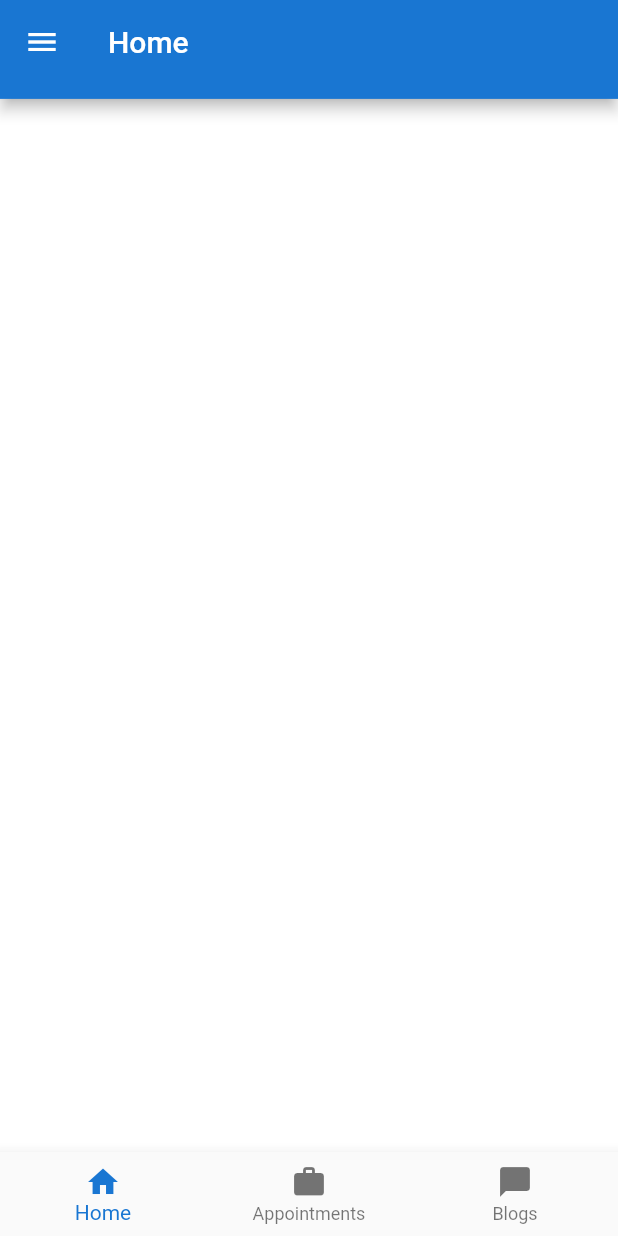
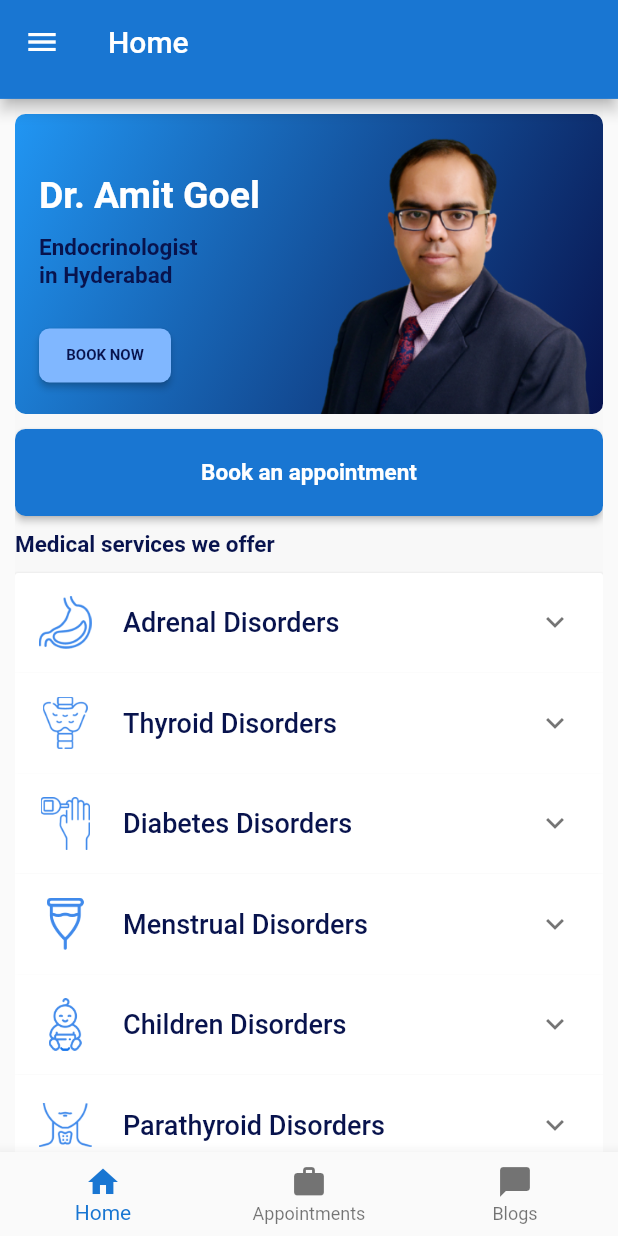
Before and after one commit to Imperial-lord/healthapp-patients, a Flutter app: the HomeScreen screen opened by its route, on a phone screen of 412 x 824 dp. Run offline on Flutter 3.47's test engine with Material 2 defaults, Android fonts, the phone set to English and light mode, and no system bars; our stand-ins replace firebase_auth, flutter_mobx, google_fonts, google_sign_in, mobx; missing offline and left inert: flutter_facebook_login, numeric_keyboard; accounts and stored records are empty; generated files the repository leaves out were written again.

Commit message:
did the front page partially

```diff
--- /dev/null
+++ b/healthapp/lib/screens/appointment_page.dart
@@ -0,0 +1,97 @@
+import 'package:flutter/material.dart';
+
+/// This Widget is the main application widget.
+class AppointmentPage extends StatelessWidget {
+  @override
+  Widget build(BuildContext context) {
+    return MaterialApp(
+      debugShowCheckedModeBanner: false,
+      home: Scaffold(
+        body: MyStatefulWidget(),
+      ),
+    );
+  }
+}
+
+List<String> images = [
+  'adrenal',
+  'thyroid',
+  'diabetes',
+  'menstrual',
+  'children',
+  'parathyroid'
+];
+
+// stores ExpansionPanel state information
+class Item {
+  Item({
+    this.id,
+    this.expandedValue,
+    this.headerValue,
+    this.imageUrl,
+  });
+
+  int id;
+  String expandedValue;
+  String headerValue;
+  String imageUrl;
+}
+
+List<Item> generateItems(int numberOfItems) {
+  return List.generate(numberOfItems, (int index) {
+    String img = images[index];
+    String header=img[0].toUpperCase()+img.substring(1);
+    String desc='Adrenal Insufficiency, Adrenal Tumors , Cushing Syndrome etc';
+    return Item(
+      id: index,
+      headerValue: '$header Disorders',
+      expandedValue: '$desc',
+      imageUrl: 'assets/images/$img.png',
+    );
+  });
+}
+
+class MyStatefulWidget extends StatefulWidget {
+  MyStatefulWidget({Key key}) : super(key: key);
+
+  @override
+  _MyStatefulWidgetState createState() => _MyStatefulWidgetState();
+}
+
+class _MyStatefulWidgetState extends State<MyStatefulWidget> {
+  List<Item> _data = generateItems(6);
+
+  @override
+  Widget build(BuildContext context) {
+    return SingleChildScrollView(
+      child: Container(
+        child: _buildPanel(),
+      ),
+    );
+  }
+
+  Widget _buildPanel() {
+    return ExpansionPanelList.radio(
+      children: _data.map<ExpansionPanelRadio>((Item item) {
+        return ExpansionPanelRadio(
+            value: item.id,
+            headerBuilder: (BuildContext context, bool isExpanded) {
+              return ListTile(
+                leading: Padding(
+                  padding: const EdgeInsets.all(8.0),
+                  child: Image(
+                    image: AssetImage(item.imageUrl),
+                    height: 50,
+                    width: 50,
+                  ),
+                ),
+                title: Text(item.headerValue),
+              );
+            },
+            body: ListTile(
+                subtitle: Text(item.expandedValue),
+                onTap: () {}));
+      }).toList(),
+    );
+  }
+}
--- a/healthapp/lib/screens/drawer.dart
+++ b/healthapp/lib/screens/drawer.dart
@@ -1,3 +1,4 @@
+import 'package:flutter/cupertino.dart';
 import 'package:flutter/material.dart';
 import 'package:healthapp/authentication/google_login.dart';
 import 'package:healthapp/authentication/facebook_login.dart';
@@ -24,31 +25,39 @@ class _DrawerWidgetState extends State<DrawerWidget> {
       email = g_email;
       imageUrl = g_imageUrl;
     }
-    if (name != null) name = name.split(" ")[0];
+    if (email != null) email = email.split("@")[0];
     return Consumer<LoginStore>(builder: (_, loginStore, __) {
       return Drawer(
         child: Container(
-          color: Colors.blue,
-          padding: EdgeInsets.all(10.0),
+          color: Colors.black87,
           child: ListView(
             children: [
               //TODO :Make this dynamic later!
-              CircleAvatar(
+              Container(
+                color: Colors.blue[700],
+                padding: EdgeInsets.only(top: 20, bottom: 20),
+                child: Row(
+                  children: <Widget>[
+                    Padding(
+                      padding: EdgeInsets.all(10),
+                      child: CircleAvatar(
                         child: ClipOval(
                           child: Image.network(
                             (imageUrl != null)
                                 ? imageUrl
-                        : 'https://unsplash.com/photos/rDEOVtE7vOs',
+                                : 'https://images.unsplash.com/photo-1438761681033-6461ffad8d80?ixlib=rb-1.2.1&ixid=eyJhcHBfaWQiOjEyMDd9&auto=format&fit=crop&w=500&q=80',
                           ),
                         ),
-                radius: 40,
+                        radius: 50,
                         backgroundColor: Colors.transparent,
                       ),
-              SizedBox(height: 20),
+                    ),
+                    Column(
+                      children: <Widget>[
                         Container(
                           child: Center(
                             child: Text(
-                    (name != null) ? 'Hi $name!' : 'Hi AB',
+                              (name != null) ? '$name' : 'Kate Williams',
                               style: TextStyle(
                                 fontSize: 20.0,
                                 fontWeight: FontWeight.w400,
@@ -61,13 +70,20 @@ class _DrawerWidgetState extends State<DrawerWidget> {
                           padding: EdgeInsets.symmetric(vertical: 5.0),
                           child: Center(
                             child: Text(
-                    (email != null) ? '$email' : 'absatyaprakash01@gmail.com',
+                              (email != null)
+                                  ? '$email \n@gmail.com'
+                                  : 'katewilliams01 \n @gmail.com',
                               style: TextStyle(
                                 fontSize: 15.0,
                                 fontWeight: FontWeight.w400,
                                 color: Colors.white,
                               ),
                             ),
+                          ),
+                        ),
+                      ],
+                    ),
+                  ],
                 ),
               ),
               ListTileWidget(
@@ -81,7 +97,7 @@ class _DrawerWidgetState extends State<DrawerWidget> {
               ListTileWidget(
                 text: 'My prescriptions',
                 icon: Icon(
-                  Icons.speaker_notes,
+                  Icons.assignment,
                   color: Colors.white,
                 ),
                 onTap: () {},
@@ -94,7 +110,6 @@ class _DrawerWidgetState extends State<DrawerWidget> {
                 ),
                 onTap: () {},
               ),
-
               ListTileWidget(
                 text: 'Edit Profile',
                 icon: Icon(
@@ -105,24 +120,31 @@ class _DrawerWidgetState extends State<DrawerWidget> {
                   Navigator.pushNamed(context, Profile.id);
                 },
               ),
-
+              Divider(
+                thickness: 1,
+                color: Colors.white,
+              ),
               ListTileWidget(
-                text: 'Contact Available doctor',
+                text: 'Support',
                 icon: Icon(
-                  Icons.contacts,
+                  Icons.headset_mic,
                   color: Colors.white,
                 ),
                 onTap: () {},
               ),
               ListTileWidget(
-                text: 'About the Hospital',
+                text: 'Terms of Use',
                 icon: Icon(
-                  Icons.local_hospital,
+                  Icons.speaker_notes,
                   color: Colors.white,
                 ),
-                onTap: () {},
+                onTap: () {
+                  Navigator.pushNamed(context, Profile.id);
+                },
               ),
-              ListTileWidget(
+              Padding(
+                padding: EdgeInsets.symmetric(vertical: 40),
+                child: ListTileWidget(
                   text: 'Signout',
                   icon: Icon(
                     Icons.arrow_back_ios,
@@ -139,6 +161,7 @@ class _DrawerWidgetState extends State<DrawerWidget> {
                       return LoginPage();
                     }), ModalRoute.withName('/'));
                   },
+                ),
               ),
             ],
           ),
--- /dev/null
+++ b/healthapp/lib/screens/home_page.dart
@@ -0,0 +1,249 @@
+import 'package:flutter/cupertino.dart';
+import 'package:flutter/material.dart';
+
+class HomePage extends StatefulWidget {
+  @override
+  static const id = "home_page";
+
+  _HomePageState createState() => _HomePageState();
+}
+
+class _HomePageState extends State<HomePage> {
+  @override
+  Widget build(BuildContext context) {
+    return Material(
+      child: Container(
+        color: Color(0xFFF8F8F8),
+        margin: EdgeInsets.symmetric(horizontal: 10),
+        child: SingleChildScrollView(
+          child: Column(
+            children: <Widget>[
+              _topPoster(),
+              _bookAppointmentButton(),
+              Container(
+                alignment: Alignment.centerLeft,
+                padding: const EdgeInsets.only(bottom: 10),
+                child: Text(
+                  'Medical services we offer',
+                  style: TextStyle(
+                      fontWeight: FontWeight.w700,
+                      fontSize: 15,
+                      color: Color(0xFF08134D)),
+                ),
+              ),
+              MyStatefulWidget(),
+            ],
+          ),
+        ),
+      ),
+    );
+  }
+
+  Widget _bookAppointmentButton() {
+    return Container(
+      width: double.infinity,
+      padding: EdgeInsets.only(bottom: 10),
+      child: RaisedButton(
+        onPressed: () {
+          //TODO : Implemennt the book appointment here
+          print('Book appointment!');
+        },
+        shape: RoundedRectangleBorder(borderRadius: BorderRadius.circular(7)),
+        highlightElevation: 20,
+        color: Colors.blue[700],
+        child: Padding(
+          padding: EdgeInsets.symmetric(vertical: 20),
+          child: Text(
+            'Book an appointment',
+            style: TextStyle(
+              fontSize: 15,
+              color: Colors.white,
+              fontWeight: FontWeight.w600,
+            ),
+          ),
+        ),
+      ),
+    );
+  }
+
+  Widget _topPoster() {
+    return Padding(
+      padding: EdgeInsets.symmetric(vertical: 10),
+      child: Container(
+          height: 200,
+          width: double.infinity,
+          decoration: BoxDecoration(
+            borderRadius: BorderRadius.circular(7),
+            color: Colors.white,
+            gradient: LinearGradient(
+              begin: Alignment.bottomRight,
+              end: Alignment.topLeft,
+              colors: [
+                Color(0xFF08134D),
+                Colors.blue,
+              ],
+            ),
+          ),
+          child: Stack(
+            children: <Widget>[
+              Container(
+                padding: EdgeInsets.only(top: 40, left: 16),
+                child: Column(
+                  crossAxisAlignment: CrossAxisAlignment.start,
+                  children: <Widget>[
+                    Padding(
+                      padding: const EdgeInsets.only(bottom: 10),
+                      child: Text(
+                        'Dr. Amit Goel',
+                        style: TextStyle(
+                            color: Colors.white,
+                            fontSize: 25,
+                            fontWeight: FontWeight.w700),
+                      ),
+                    ),
+                    Padding(
+                      padding: EdgeInsets.only(bottom: 20),
+                      child: Text(
+                        'Endocrinologist \nin Hyderabad',
+                        style: TextStyle(
+                            height: 1.3,
+                            color: Color(0xFF08134D),
+                            fontSize: 15,
+                            fontWeight: FontWeight.w700),
+                      ),
+                    ),
+                    RaisedButton(
+                      onPressed: () {
+                        //TODO : Implemennt the book appointment here
+                        print('Book appointment!');
+                      },
+                      shape: RoundedRectangleBorder(
+                          borderRadius: BorderRadius.circular(7)),
+                      highlightElevation: 20,
+                      color: Color(0xFF80B7FF),
+                      child: Text(
+                        'BOOK NOW',
+                        style: TextStyle(
+                          fontSize: 10,
+                          color: Color(0xFF08134D),
+                          fontWeight: FontWeight.w600,
+                        ),
+                      ),
+                    ),
+                  ],
+                ),
+              ),
+              Positioned(
+                right: 0,
+                bottom: 0,
+                child: Image(
+                  image: AssetImage('assets/images/doctor.png'),
+                  width: 210,
+                ),
+              )
+            ],
+          )),
+    );
+  }
+}
+
+List<String> images = [
+  'adrenal',
+  'thyroid',
+  'diabetes',
+  'menstrual',
+  'children',
+  'parathyroid'
+];
+
+// stores ExpansionPanel state information
+class Item {
+  Item({
+    this.id,
+    this.expandedValue,
+    this.headerValue,
+    this.imageUrl,
+  });
+
+  int id;
+  String expandedValue;
+  String headerValue;
+  String imageUrl;
+}
+
+List<Item> generateItems(int numberOfItems) {
+  return List.generate(numberOfItems, (int index) {
+    String img = images[index];
+    String header = img[0].toUpperCase() + img.substring(1);
+    String desc =
+        'Adrenal Insufficiency, Adrenal Tumors , Cushing Syndrome etc';
+    return Item(
+      id: index,
+      headerValue: '$header Disorders',
+      expandedValue: '$desc',
+      imageUrl: 'assets/images/$img.png',
+    );
+  });
+}
+
+class MyStatefulWidget extends StatefulWidget {
+  MyStatefulWidget({Key key}) : super(key: key);
+
+  @override
+  _MyStatefulWidgetState createState() => _MyStatefulWidgetState();
+}
+
+class _MyStatefulWidgetState extends State<MyStatefulWidget> {
+  List<Item> _data = generateItems(6);
+
+  @override
+  Widget build(BuildContext context) {
+    return SingleChildScrollView(
+      child: Container(
+        child: _buildPanel(),
+      ),
+    );
+  }
+
+  Widget _buildPanel() {
+    return ExpansionPanelList.radio(
+      dividerColor: Colors.white,
+      animationDuration: Duration(milliseconds: 800),
+      children: _data.map<ExpansionPanelRadio>((Item item) {
+        return ExpansionPanelRadio(
+            value: item.id,
+            headerBuilder: (BuildContext context, bool isExpanded) {
+              return Padding(
+                padding: const EdgeInsets.symmetric(vertical: 5),
+                child: ListTile(
+                  leading: Image(
+                    image: AssetImage(item.imageUrl),
+                    height: 35,
+                    width: 35,
+                  ),
+                  title: Text(
+                    item.headerValue,
+                    style: TextStyle(
+                        fontSize: 18,
+                        fontWeight: FontWeight.w500,
+                        color: Color(0xFF08134D)),
+                  ),
+                ),
+              );
+            },
+            body: Padding(
+              padding: const EdgeInsets.only(bottom: 10),
+              child: ListTile(
+                subtitle: Text(
+                  item.expandedValue,
+                  style: TextStyle(
+                      fontSize: 15,
+                      fontWeight: FontWeight.w500,
+                      color: Color(0xFF8F8F8F)),
+                ),
+              ),
+            ));
+      }).toList(),
+    );
+  }
+}
--- a/healthapp/lib/screens/home_screen.dart
+++ b/healthapp/lib/screens/home_screen.dart
@@ -1,5 +1,8 @@
 import 'package:flutter/material.dart';
+import 'package:healthapp/screens/appointment_page.dart';
 import 'package:healthapp/screens/drawer.dart';
+import 'package:healthapp/screens/home_page.dart';
+import 'package:healthapp/screens/mobile_auth_screens/otp_page.dart';
 
 class HomeScreen extends StatefulWidget {
   static String id = 'home_screen';
@@ -12,9 +15,7 @@ class _HomeScreenState extends State<HomeScreen> {
   int selectedIndex = 0;
 
   List<Widget> widgetOptions = [
-    Container(
-      color: Colors.white,
-    ),
+    HomePage(),
     Container(
       color: Colors.white,
     ),
```
Also changed, not shown: healthapp/assets/images/adrenal.png (added), healthapp/assets/images/children.png (added), healthapp/assets/images/diabetes.png (added), healthapp/assets/images/doctor.png (added), healthapp/assets/images/menstrual.png (added), healthapp/assets/images/parathyroid.png (added), healthapp/assets/images/thyroid.png (added). Lines whose indentation alone changed are shown as unchanged.
